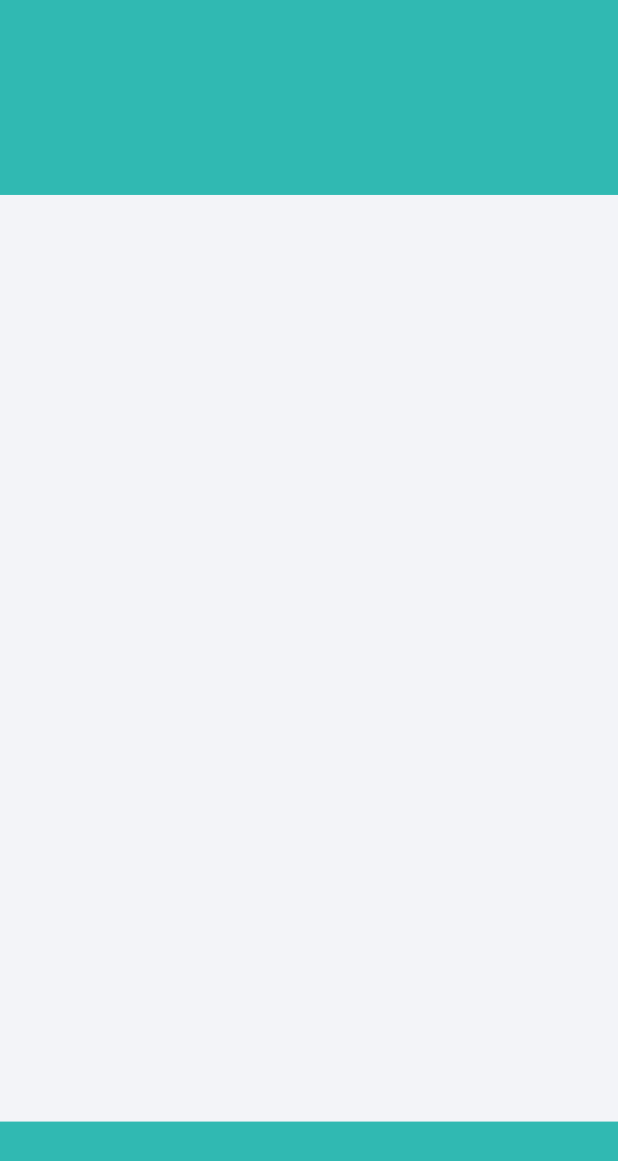
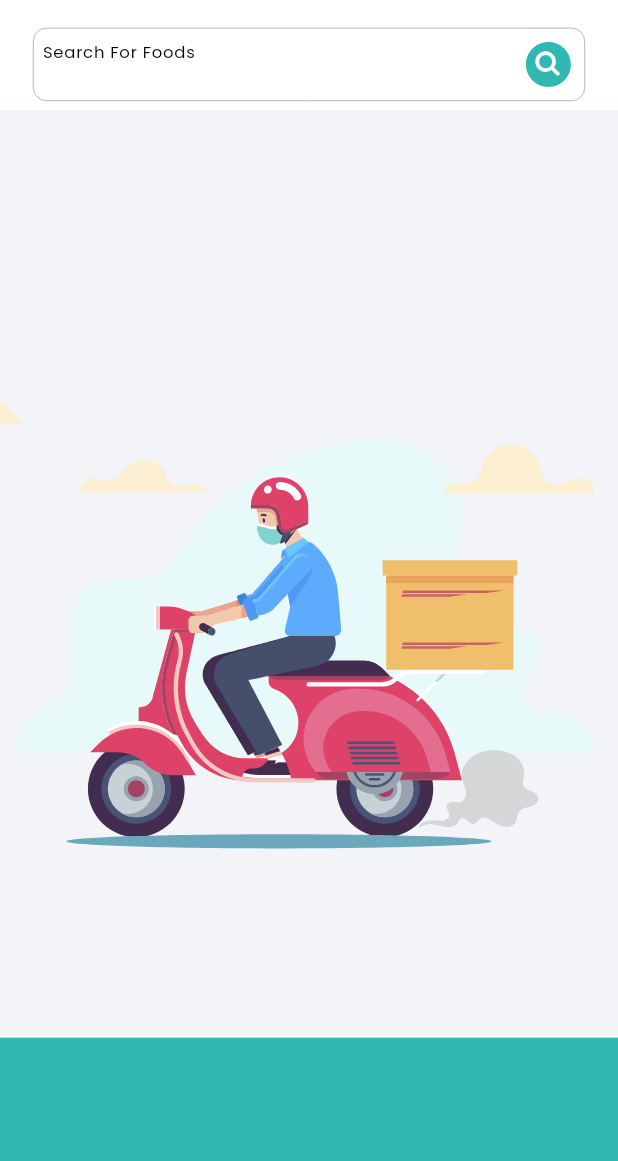
Before and after one commit to Dimmlul/food_app, a Flutter app: the SearchPage screen opened directly, on a phone screen of 412 x 824 dp. Shown: the top 1161 px of the screen. Run offline on Flutter 3.47's test engine with Material 3 defaults, Android fonts, the phone set to English and light mode, and no system bars; drawn by our look-alikes of lottie; our stand-ins replace flutter_hooks, flutter_rating_bar, flutter_screenutil, flutter_vector_icons, get, google_fonts and 1 more; network calls fail.

```diff
--- a/lib/common/custom_container.dart
+++ b/lib/common/custom_container.dart
@@ -5,7 +5,7 @@ import 'package:flutter_screenutil/flutter_screenutil.dart';
 import 'package:food_app/constants/constants.dart';
 
 class CustomContainer extends StatelessWidget {
-   CustomContainer({super.key, required this.containerContent});
+  CustomContainer({super.key, required this.containerContent, required Color color});
 
   Widget containerContent;
 
--- /dev/null
+++ b/lib/common/custom_text_field.dart
@@ -0,0 +1,53 @@
+import 'package:flutter/material.dart';
+import 'package:flutter_screenutil/flutter_screenutil.dart';
+import 'package:food_app/common/app_style.dart';
+import 'package:food_app/constants/constants.dart';
+
+class CustomTextWidget extends StatelessWidget {
+  const CustomTextWidget(
+      {super.key,
+      this.keyboardType,
+      this.controller,
+      this.onEditingComplete,
+      this.obscureText,
+      this.suffixIcon,
+      this.validator,
+      this.prefixIcon,
+      this.hintText});
+
+  final TextInputType? keyboardType;
+  final TextEditingController? controller;
+  final void Function()? onEditingComplete;
+  final bool? obscureText;
+  final Widget? suffixIcon;
+  final Widget? prefixIcon;
+  final String? Function(String?)? validator;
+  final String? hintText;
+  @override
+  Widget build(BuildContext context) {
+    return Container(
+      margin: EdgeInsets.all(6.h),
+      padding: EdgeInsets.only(left: 6.h),
+      decoration: BoxDecoration(
+        border: Border.all(color: kGray, width: 0.4),
+        borderRadius: BorderRadius.circular(9.r),
+      ),
+      child: TextFormField(
+        controller: controller,
+        keyboardType: keyboardType,
+        onEditingComplete: onEditingComplete,
+        obscureText: obscureText ?? false,
+        cursorHeight: 20.h,
+        style: appStyle(11, kDark, FontWeight.normal),
+        validator: validator,
+        decoration: InputDecoration(
+          border: InputBorder.none,
+          hintText: hintText,
+          hintStyle: appStyle(11, kDark, FontWeight.normal),
+          suffixIcon: suffixIcon,
+          prefixIcon: prefixIcon,
+        ),
+      ),
+    );
+  }
+}
--- a/lib/constants/constants.dart
+++ b/lib/constants/constants.dart
@@ -20,4 +20,4 @@ double height = 825.h;
 double width = 375.w;
 
 
-const String appBaseUrl = "http://localhost:6003";
+const String appBaseUrl = "http://localhost:6013";
--- /dev/null
+++ b/lib/controllers/search_controller.dart
@@ -0,0 +1,48 @@
+import 'package:flutter/material.dart';
+import 'package:food_app/constants/constants.dart';
+import 'package:food_app/models/api_eror.dart';
+import 'package:food_app/models/foods_model.dart';
+import 'package:get/get.dart';
+import 'package:http/http.dart' as http;
+
+class SearchFoodController extends GetxController {
+  RxBool _isLoading = false.obs;
+  RxBool _isTriggered = false.obs;
+
+  bool get isLoading => _isLoading.value;
+  bool get isTriggered => _isTriggered.value;
+  List<FoodsModel>? searchResults;
+
+  set setLoading(bool value) {
+    _isLoading.value = value;
+    update();  // Notify listeners for UI update
+  }
+
+  set setTrigger(bool value) {
+    _isTriggered.value = value;
+    update();  // Notify listeners for UI update
+  }
+
+  void searchFoods(String key) async {
+    setLoading = true;
+
+    Uri url = Uri.parse("$appBaseUrl/api/foods/search/$key");
+
+    try {
+      var response = await http.get(url);
+
+      if (response.statusCode == 200) {
+        searchResults = foodsModelFromJson(response.body);
+        setLoading = false;
+      } else {
+        setLoading = false;
+        var error = apiErrorFromJson(response.body);
+        // You can handle the error here if necessary, e.g., show a dialog
+      }
+    } catch (e) {
+      setLoading = false;
+      debugPrint(e.toString());
+      // Handle the error (e.g., show a message to the user)
+    }
+  }
+}
--- a/lib/views/cart/cart_page.dart
+++ b/lib/views/cart/cart_page.dart
@@ -12,7 +12,7 @@ class CartPage extends StatelessWidget {
       backgroundColor: kPrimary,
       appBar: PreferredSize(preferredSize: Size.fromHeight(130.h), child: Container(height: 130,)),
       body: SafeArea(
-        child: CustomContainer(containerContent: Container()),
+        child: CustomContainer(containerContent: Container(), color: Colors.white,),
       ),);
   }
 }
--- a/lib/views/home/home_page.dart
+++ b/lib/views/home/home_page.dart
@@ -34,9 +34,7 @@ class HomePage extends StatelessWidget {
                     duration: const Duration(milliseconds: 900));
               },
             ),
-
             const NearbyRestaurants(),
-
             Heading(
               text: "Try Something New",
               onTap: () {
@@ -45,9 +43,7 @@ class HomePage extends StatelessWidget {
                     duration: const Duration(milliseconds: 900));
               },
             ),
-
             const FoodsList(),
-
             Heading(
               text: "Food closer to you",
               onTap: () {
@@ -58,7 +54,7 @@ class HomePage extends StatelessWidget {
             ),
             const FoodsList(),
           ],
-        )),
+        ), color: Colors.white,),
       ),
     );
   }
--- a/lib/views/profile/profile_page.dart
+++ b/lib/views/profile/profile_page.dart
@@ -12,7 +12,7 @@ class ProfilePage extends StatelessWidget {
       backgroundColor: kPrimary,
       appBar: PreferredSize(preferredSize: Size.fromHeight(130.h), child: Container(height: 130,)),
       body: SafeArea(
-        child: CustomContainer(containerContent: Container()),
+        child: CustomContainer(containerContent: Container(), color: Colors.white,),
       ),);
   }
 }
--- /dev/null
+++ b/lib/views/search/loading_widget.dart
@@ -0,0 +1,21 @@
+import 'package:flutter/material.dart';
+import 'package:flutter_screenutil/flutter_screenutil.dart';
+import 'package:food_app/constants/constants.dart';
+import 'package:lottie/lottie.dart';
+
+class LoadingWidget extends StatelessWidget {
+  const LoadingWidget({super.key});
+
+  @override
+  Widget build(BuildContext context) {
+    return SizedBox(
+      width: width,
+      height: height,
+      child: Padding(
+        padding: EdgeInsets.only(bottom: 180.h),
+        child: LottieBuilder.asset("lib/assets/anime/delivery.json",
+            width: width, height: height / 2),
+      ),
+    );
+  }
+}
--- a/lib/views/search/search_page.dart
+++ b/lib/views/search/search_page.dart
@@ -1,18 +1,70 @@
+// ignore_for_file: unused_field
+
 import 'package:flutter/material.dart';
 import 'package:flutter_screenutil/flutter_screenutil.dart';
+import 'package:flutter_vector_icons/flutter_vector_icons.dart';
 import 'package:food_app/common/custom_container.dart';
+import 'package:food_app/common/custom_text_field.dart';
+import 'package:food_app/common/shimmers/foodlist_shimmer.dart';
 import 'package:food_app/constants/constants.dart';
+import 'package:food_app/controllers/search_controller.dart';
+import 'package:food_app/views/search/loading_widget.dart';
+import 'package:food_app/views/search/search_results.dart';
+import 'package:get/get.dart';
 
-class SearchPage extends StatelessWidget {
+class SearchPage extends StatefulWidget {
   const SearchPage({super.key});
 
   @override
+  State<SearchPage> createState() => _SearchPageState();
+}
+
+class _SearchPageState extends State<SearchPage> {
+  final TextEditingController _searchController = TextEditingController();
+  @override
   Widget build(BuildContext context) {
-    return Scaffold(
-      backgroundColor: kPrimary,
-      appBar: PreferredSize(preferredSize: Size.fromHeight(130.h), child: Container(height: 130,)),
-      body: SafeArea(
-        child: CustomContainer(containerContent: Container()),
-      ),);
+    final controller = Get.put(SearchFoodController());
+    return Obx(() => Scaffold(
+          backgroundColor: kPrimary,
+          appBar: AppBar(
+            toolbarHeight: 74.h,
+            elevation: 0,
+            automaticallyImplyLeading: false,
+            backgroundColor: Colors.white,
+            title: Padding(
+              padding: EdgeInsets.only(top: 12.h),
+              child: CustomTextWidget(
+                controller: _searchController,
+                keyboardType: TextInputType.text,
+                hintText: "Search For Foods",
+                suffixIcon: GestureDetector(
+                    onTap: () {
+                      if (controller.isTriggered == false) {
+                        controller.searchFoods(_searchController.text);
+                        controller.setTrigger = true;
+                      } else {
+                        controller.searchResults = null;
+                        controller.setTrigger = false;
+                        _searchController.clear();
+                      }
+                    },
+                    child: controller.isTriggered == false
+                        ? Icon(Ionicons.search_circle,
+                            size: 40.h, color: kPrimary)
+                        : Icon(Ionicons.close_circle,
+                            size: 40.h, color: kRed)),
+              ),
+            ),
+          ),
+          body: SafeArea(
+            child: CustomContainer(
+                color: Colors.white,
+                containerContent: controller.isLoading
+                    ? const FoodsListShimmer()
+                    : controller.searchResults == null
+                        ? const LoadingWidget()
+                        : const SearchResults()),
+          ),
+        ));
   }
 }
--- a/pubspec.yaml
+++ b/pubspec.yaml
@@ -54,8 +54,9 @@ flutter:
 
   uses-material-design: true
 
-  # To add assets to your application, add an assets section, like this:
+
   assets:
     - lib/assets/images/
     - lib/assets/anime/
     - lib/assets/icons/
+    - lib/assets/anime/delivery.json
```
Also changed, not shown: lib/common/shimmers/categories_shimmer.dart (added, +29 -0 lines), lib/common/shimmers/foodlist_shimmer.dart (added, +27 -0 lines), lib/common/shimmers/nearby_shimmer.dart (added, +26 -0 lines), lib/common/shimmers/shimmer_widget.dart (added, +37 -0 lines), lib/views/search/search_results.dart (added, +26 -0 lines), lib/assets/anime/delivery.json, pubspec.lock.
